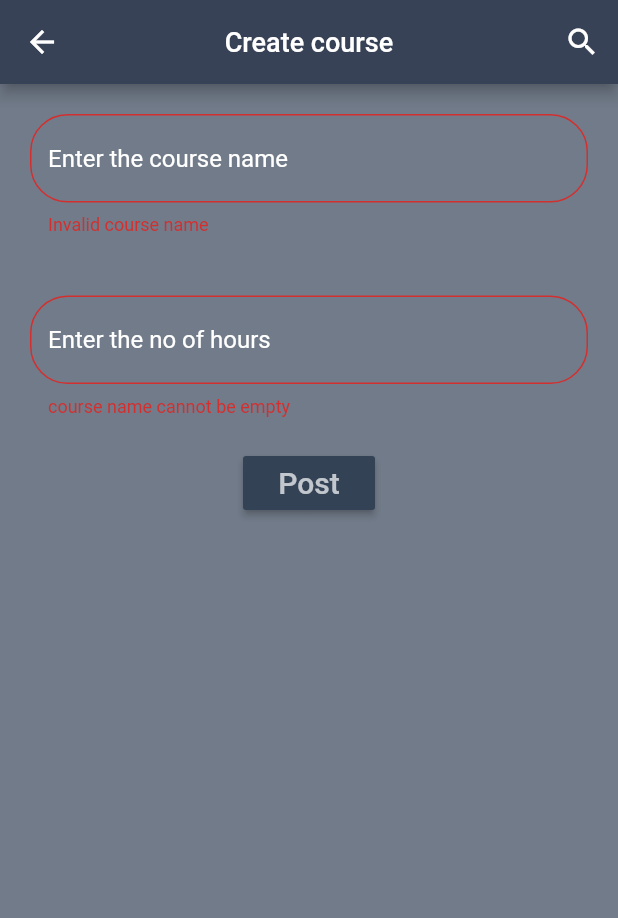
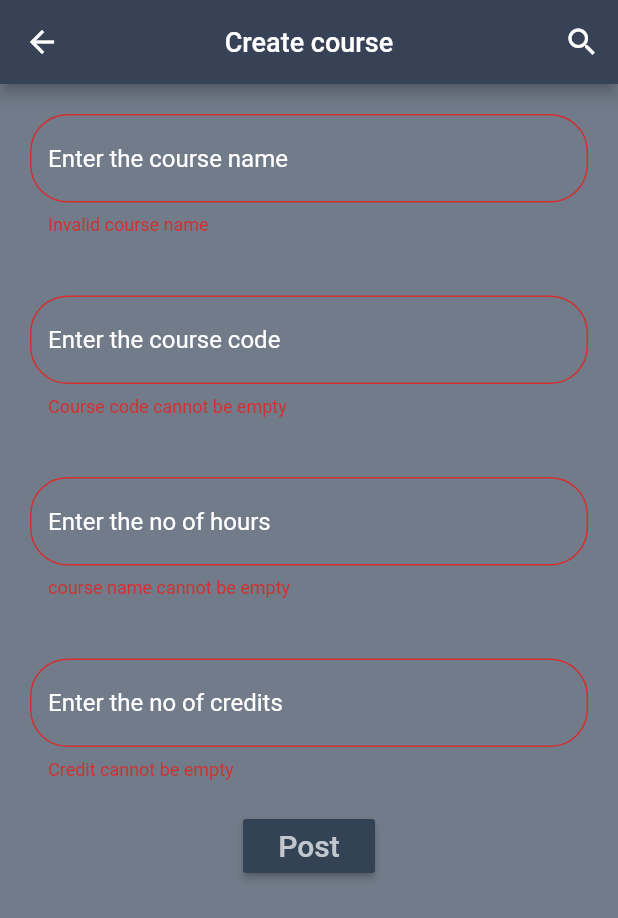
Before and after one commit to udith-shalinda/Student_management_system_flutter, a Flutter app: the CourseCreater screen opened directly, after a tap on "Post", on a phone screen of 412 x 824 dp. Shown: the top 918 px of the screen. Run offline on Flutter 3.47's test engine with Material 2 defaults, Android fonts, the phone set to English and light mode, and no system bars; our stand-ins replace shared_preferences; accounts and stored records are empty.

Commit message:
course variables changed

```diff
--- a/lib/ui/coursecreater.dart
+++ b/lib/ui/coursecreater.dart
@@ -18,6 +18,8 @@ class CourseCreaterState extends State<CourseCreater> {
   var _formKey = GlobalKey<FormState>();
   String courseName;
   String hours;
+  String credit;
+  String courseCode;
 
 
   @override
@@ -92,6 +94,35 @@ class CourseCreaterState extends State<CourseCreater> {
                       validator: (value){
 
                         if(value.length == 0){
+                          return "Course code cannot be empty";
+                        }
+                      },
+                      onSaved: (value){
+                        courseCode = value;
+                      },
+                      decoration: InputDecoration(
+                        hintText: "Enter the course code",
+                        hintStyle: TextStyle(
+                          color: Colors.white,
+                        ),
+                        //errorText: incorrectPassword ? "User email or password is incorrect":null,
+                        border: OutlineInputBorder(
+                          borderRadius: BorderRadius.circular(25.0),
+                        ),
+                      ),
+                    ),
+                  ),
+                  Padding(
+                    padding: EdgeInsets.all(20.0),
+                    child: TextFormField(
+                      style: TextStyle(
+                        color: Colors.white,
+                        fontSize: 16,
+                      ),
+                      //obscureText: true,
+                      validator: (value){
+
+                        if(value.length == 0){
                           return "course name cannot be empty";
                         }
                       },
@@ -100,6 +131,35 @@ class CourseCreaterState extends State<CourseCreater> {
                       },
                       decoration: InputDecoration(
                         hintText: "Enter the no of hours",
+                        hintStyle: TextStyle(
+                          color: Colors.white,
+                        ),
+                        //errorText: incorrectPassword ? "User email or password is incorrect":null,
+                        border: OutlineInputBorder(
+                          borderRadius: BorderRadius.circular(25.0),
+                        ),
+                      ),
+                    ),
+                  ),
+                  Padding(
+                    padding: EdgeInsets.all(20.0),
+                    child: TextFormField(
+                      style: TextStyle(
+                        color: Colors.white,
+                        fontSize: 16,
+                      ),
+                      //obscureText: true,
+                      validator: (value){
+
+                        if(value.length == 0){
+                          return "Credit cannot be empty";
+                        }
+                      },
+                      onSaved: (value){
+                        credit = value;
+                      },
+                      decoration: InputDecoration(
+                        hintText: "Enter the no of credits",
                         hintStyle: TextStyle(
                           color: Colors.white,
                         ),
@@ -151,7 +211,7 @@ class CourseCreaterState extends State<CourseCreater> {
   }
   void updateDetails() async {
     String url = 'http://10.0.2.2:3000/course/add';
-    String json = '{"courseName":"'+ courseName + '","hours":"'+hours+'","lectureId":"'+ id +'"}';
+    String json = '{"courseName":"'+ courseName + '","hours":"'+hours+'","credit":"'+ credit +'","courseCode":"'+ courseCode +'"}';
      var response = await http.Client().post(url ,
         headers: {'Content-Type': 'application/json',},
         body: json
```
